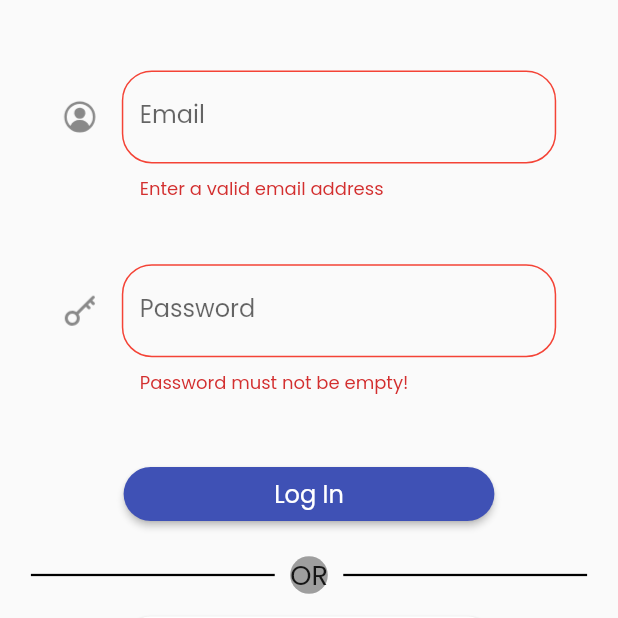
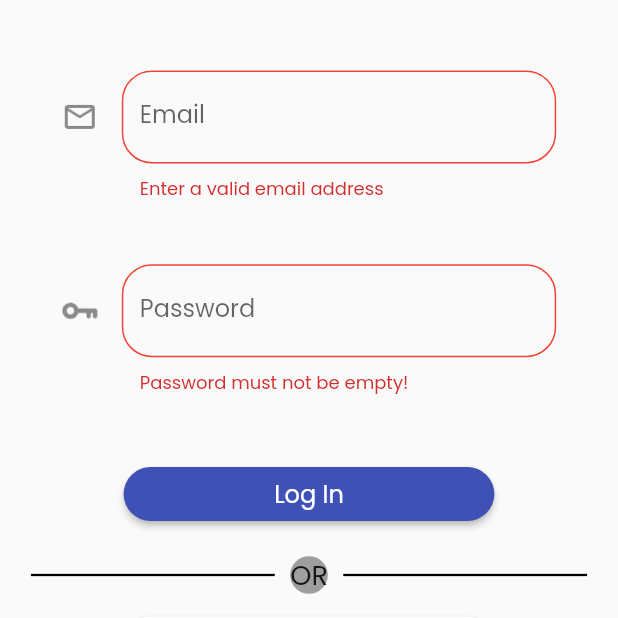
Before and after one commit to rnjema/Home-Automation_Final-Year-Project--_-, a Flutter app: the LoginPage screen opened directly, after a tap on "Log In", on a phone screen of 412 x 824 dp, the part 257-875 px from its top. Run offline on Flutter 3.47's test engine with Material 2 defaults, Android fonts, the phone set to English and light mode, and no system bars; our stand-ins replace firebase_auth, firebase_core, flutter_svg, flutter_svg_provider; accounts and stored records are empty.

Commit message:
Changed icons

```diff
--- a/UI/app/shautom/lib/views/form_fields.dart
+++ b/UI/app/shautom/lib/views/form_fields.dart
@@ -67,16 +67,20 @@ List<TextFieldItem> registrationFields = <TextFieldItem>[
   TextFieldItem("Password",
       ImageIcon(Svg('assets/images/icons/key.svg', color: Color(0xFF3F51B5))),
       hidden: true),
-  TextFieldItem("Confirm Password",
-      ImageIcon(Svg('assets/images/icons/key.svg', color: Color(0xFF3F51B5))),
+  TextFieldItem(
+      "Confirm Password",
+      ImageIcon(
+          Svg('assets/images/icons/key_str.svg', color: Color(0xFF3F51B5))),
       hidden: true),
 ];
 
 List<TextFieldItem> loginFields = <TextFieldItem>[
   TextFieldItem("Email",
-      ImageIcon(Svg('assets/images/icons/user.svg', color: Color(0xFF3F51B5))),
+      ImageIcon(Svg('assets/images/icons/email.svg', color: Color(0xFF3F51B5))),
       kType: _inputTypes['email'] as TextInputType),
-  TextFieldItem("Password",
-      ImageIcon(Svg('assets/images/icons/key.svg', color: Color(0xFF3F51B5))),
+  TextFieldItem(
+      "Password",
+      ImageIcon(
+          Svg('assets/images/icons/key_str.svg', color: Color(0xFF3F51B5))),
       hidden: true),
 ];
```
